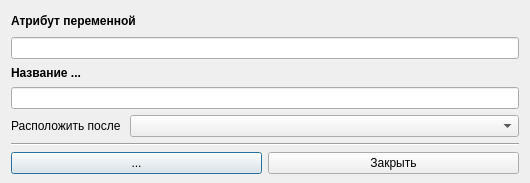
Above: designer/dialogwindows/neddw/nedrowcoldialogwindow.ui from Artemako/auto-exec-doc before the change. Below: the same form after it.
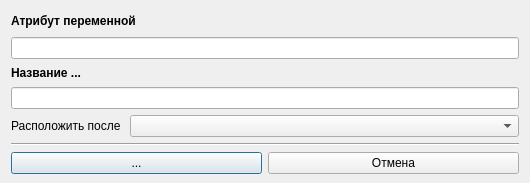
That is the form after the change.

Commit message: Закрыть в Отмена - где надо

The edit to the form file:
```diff
--- a/designer/dialogwindows/neddw/nedrowcoldialogwindow.ui
+++ b/designer/dialogwindows/neddw/nedrowcoldialogwindow.ui
@@ -101,7 +101,7 @@
      <item>
       <widget class="QPushButton" name="btn_close">
        <property name="text">
-        <string>Закрыть</string>
+        <string>Отмена</string>
        </property>
       </widget>
      </item>
```
Left out of the diff: 4 changed lines with no effect on the pictures. The commit also changes 25 other files.
